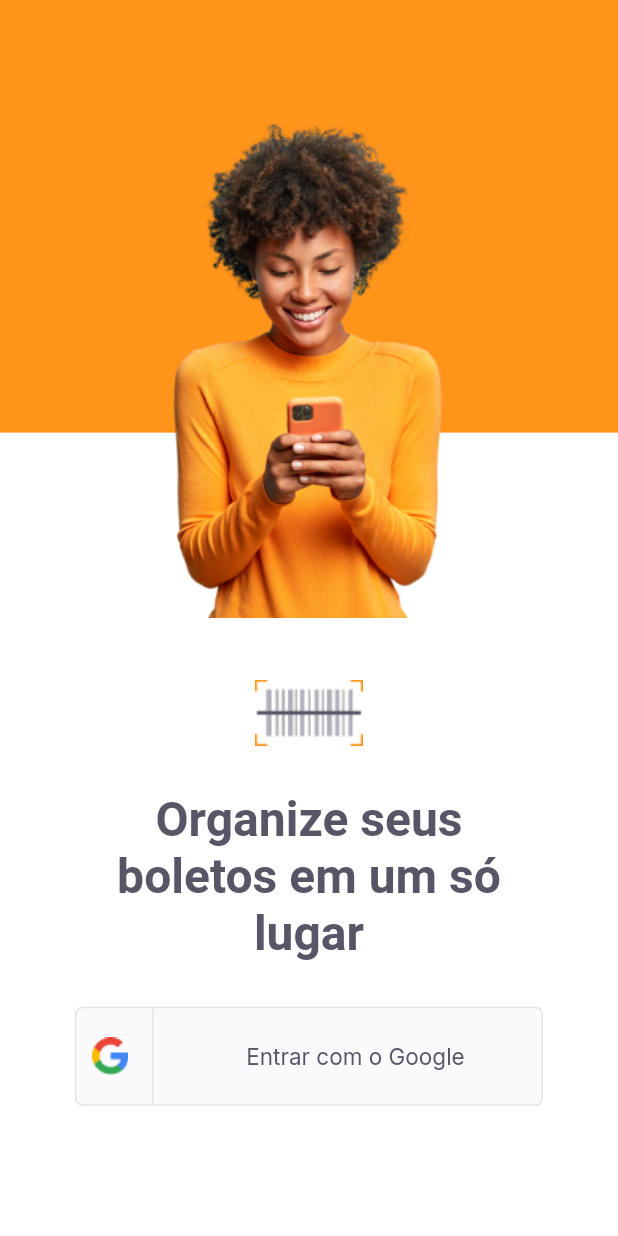
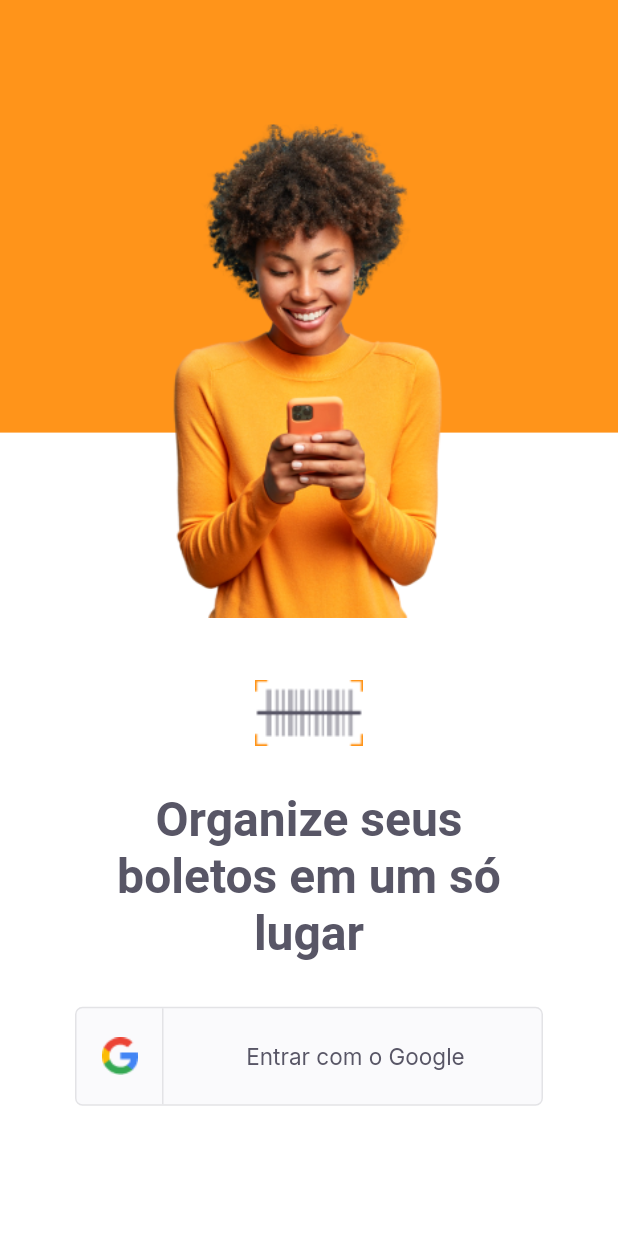
Before and after one commit to guilhermebernava/payflow_app, a Flutter app: the screen it shows after launch, on a phone screen of 412 x 824 dp. Run offline on Flutter 3.47's test engine with Material 2 defaults, Android fonts, the phone set to English and light mode, and no system bars; our stand-ins replace firebase_core, google_fonts, google_sign_in, shared_preferences; accounts and stored records are empty.

Commit message:
melhorando botao do google

```diff
--- a/lib/modules/home/home.dart
+++ b/lib/modules/home/home.dart
@@ -4,7 +4,6 @@ import 'package:payflow_2/shared/Auth/authController.dart';
 import 'package:payflow_2/shared/Models/userModel.dart';
 import 'package:payflow_2/shared/themes/appColor.dart';
 import 'package:payflow_2/shared/themes/textStyles.dart';
-import 'package:shared_preferences/shared_preferences.dart';
 import '../login/loginController.dart';
 
 class Home extends StatefulWidget {
--- a/lib/shared/widgets/loginButton/loginButton.dart
+++ b/lib/shared/widgets/loginButton/loginButton.dart
@@ -33,7 +33,10 @@ class LoginButton extends StatelessWidget {
               flex: 1,
               child:
                   Row(mainAxisAlignment: MainAxisAlignment.center, children: [
-                Image.asset(image),
+                Padding(
+                  padding: const EdgeInsets.only(left: 13),
+                  child: Image.asset(image),
+                ),
                 const SizedBox(
                   width: 16,
                 ),
```
